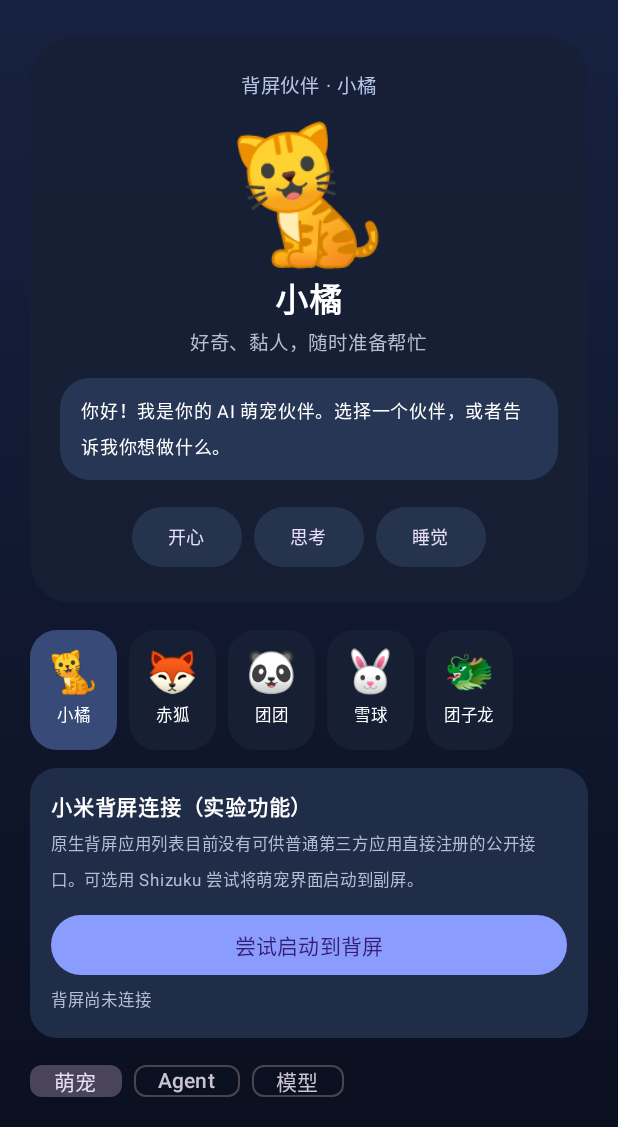
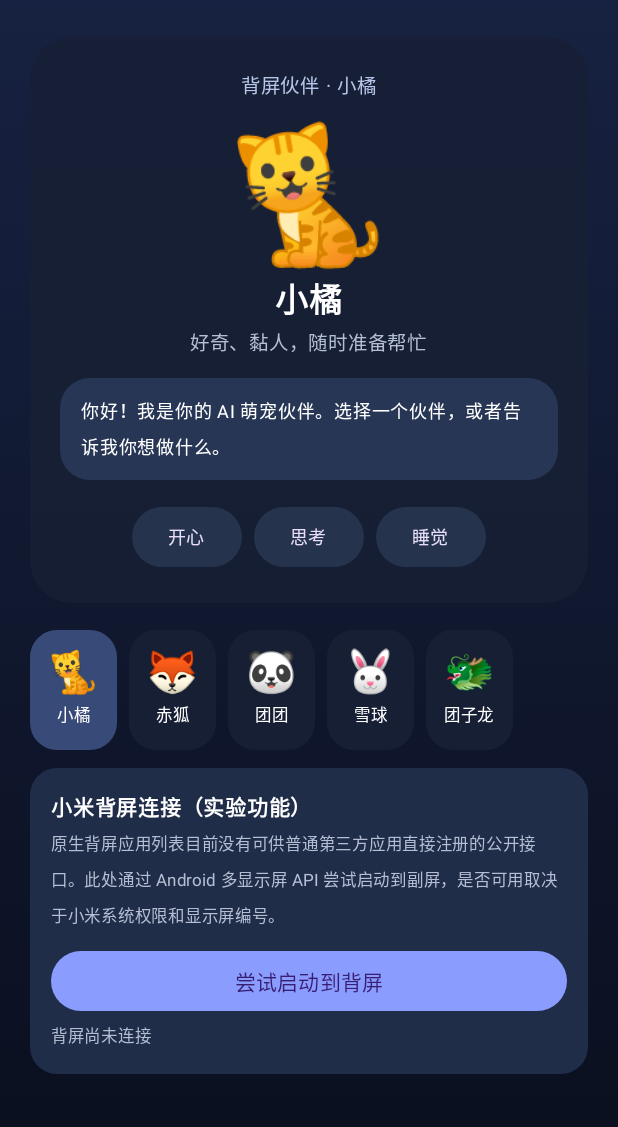
Before and after one commit to yanglin950915-sketch/HyperCatAI-next, an Android app built with Jetpack Compose: the screen it shows after launch (MainActivity), on a phone screen of 412 x 824 dp, the part 109-1236 px from its top. Run offline under Robolectric (Android 15) with nearby library versions, the phone set to English and light mode, and no system bars.

Commit message:
Fix missing Intent import for rear display launch

```diff
--- a/app/src/main/java/com/hypercat/ai/MainActivity.kt
+++ b/app/src/main/java/com/hypercat/ai/MainActivity.kt
@@ -1,5 +1,6 @@
 package com.hypercat.ai
 
+import android.content.Intent
 import android.os.Bundle
 import androidx.activity.ComponentActivity
 import androidx.activity.compose.setContent
@@ -104,7 +105,7 @@ private fun HyperCatApp() {
             Surface(color = Color(0xFF202D49), shape = RoundedCornerShape(18.dp), modifier = Modifier.fillMaxWidth()) {
                 Column(Modifier.padding(14.dp)) {
                     Text("小米背屏连接（实验功能）", color = Color.White, fontWeight = FontWeight.Bold, fontSize = 14.sp)
-                    Text("原生背屏应用列表目前没有可供普通第三方应用直接注册的公开接口。可选用 Shizuku 尝试将萌宠界面启动到副屏。", color = Color(0xFFB5BED3), fontSize = 11.sp)
+                    Text("原生背屏应用列表目前没有可供普通第三方应用直接注册的公开接口。此处通过 Android 多显示屏 API 尝试启动到副屏，是否可用取决于小米系统权限和显示屏编号。", color = Color(0xFFB5BED3), fontSize = 11.sp)
                     Spacer(Modifier.height(8.dp))
                     Button(onClick = {
                         (context as? MainActivity)?.launchPetOnRearDisplay { rearStatus = it }
```
